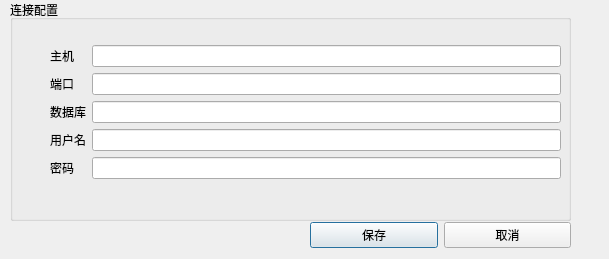
The window that dbdialog.ui (lingduliudu/QT_DEMO) describes before a commit, drawn with Qt 5.
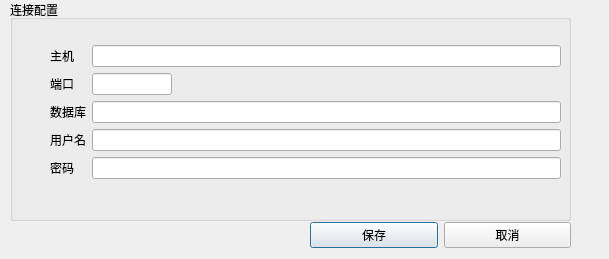
The same window after the commit. Icons and pictures are not drawn.

Diff of the .ui file:
```diff
--- a/dbdialog.ui
+++ b/dbdialog.ui
@@ -56,7 +56,14 @@
       <widget class="QLineEdit" name="dbName"/>
      </item>
      <item row="1" column="1">
-      <widget class="QLineEdit" name="port"/>
+      <widget class="QLineEdit" name="port">
+       <property name="maximumSize">
+        <size>
+         <width>80</width>
+         <height>16777215</height>
+        </size>
+       </property>
+      </widget>
      </item>
      <item row="1" column="0">
       <widget class="QLabel" name="label_3">
```
Left out of the diff: 2 changed lines with no effect on the pictures.
